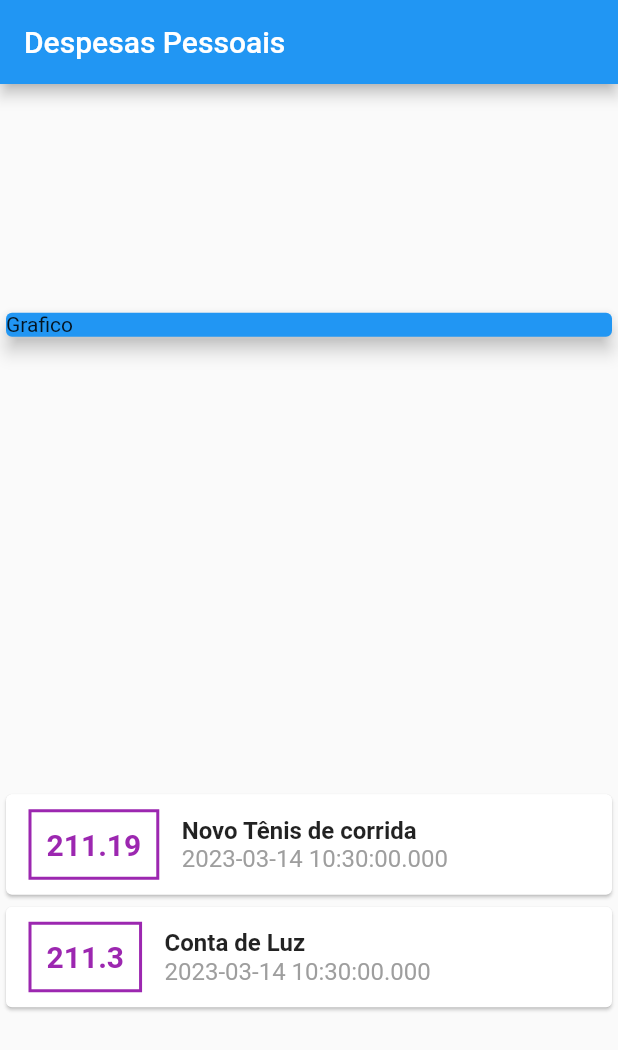
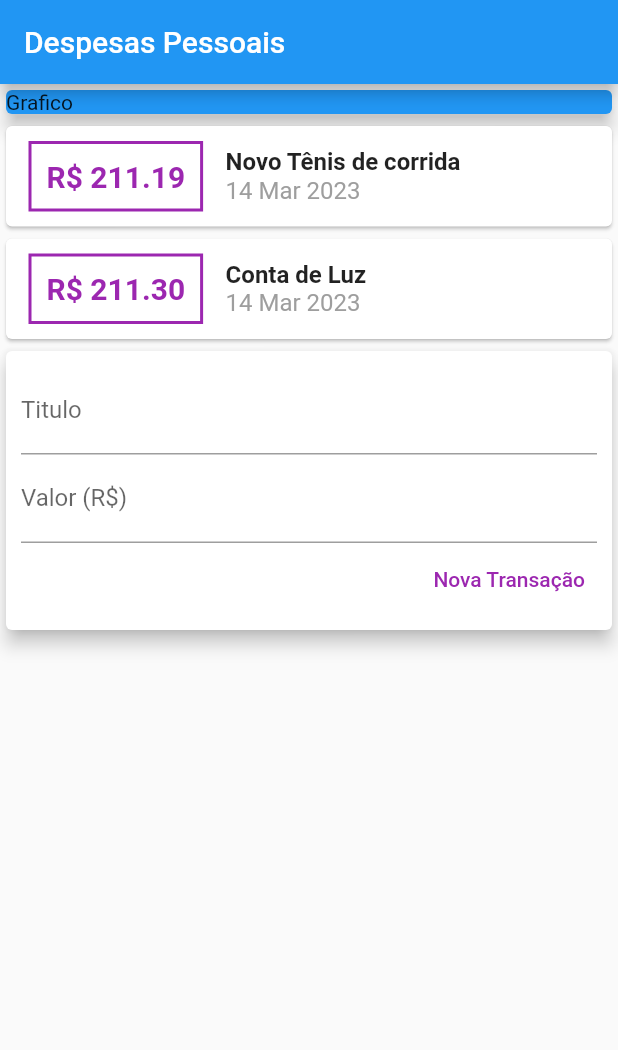
Before and after one commit to felipepozzi/flutterModulo2_expenses, a Flutter app: the screen it shows after launch, on a phone screen of 412 x 824 dp. Shown: the top 1050 px of the screen. Run offline on Flutter 3.47's test engine with Material 2 defaults, Android fonts, the phone set to English and light mode, and no system bars; missing offline and left inert: dart:ffi.

Commit message:
segundo dia de aula

```diff
--- a/lib/main.dart
+++ b/lib/main.dart
@@ -1,8 +1,7 @@
 import 'dart:ffi';
-
 import 'package:flutter/material.dart';
-
 import 'models/transaction.dart';
+import 'package:intl/intl.dart';
 
 main() => runApp(ExpensesApp());
 
@@ -14,6 +13,9 @@ class ExpensesApp extends StatelessWidget {
 }
 
 class MyHomePage extends StatelessWidget {
+  final titleController = TextEditingController();
+  final valueController = TextEditingController();
+
   final _transactions = [
     Transaction(
       id: 't1',
@@ -36,7 +38,6 @@ class MyHomePage extends StatelessWidget {
         title: Text('Despesas Pessoais'),
       ),
       body: Column(
-        mainAxisAlignment: MainAxisAlignment.spaceAround,
         crossAxisAlignment: CrossAxisAlignment.stretch,
         children: <Widget>[
           Container(
@@ -59,7 +60,7 @@ class MyHomePage extends StatelessWidget {
                           border: Border.all(color: Colors.purple, width: 2)),
                       padding: EdgeInsets.all(10),
                       child: Text(
-                        tr.value.toString(),
+                        'R\$ ${tr.value.toStringAsFixed(2)}',
                         style: TextStyle(
                           fontWeight: FontWeight.bold,
                           fontSize: 20,
@@ -76,7 +77,7 @@ class MyHomePage extends StatelessWidget {
                               fontWeight: FontWeight.bold, fontSize: 16),
                         ),
                         Text(
-                          tr.date.toString(),
+                          DateFormat('d MMM y').format(tr.date),
                           style: TextStyle(fontSize: 16, color: Colors.grey),
                         ),
                       ],
@@ -85,6 +86,41 @@ class MyHomePage extends StatelessWidget {
                 ),
               );
             }).toList(),
+          ),
+          Card(
+            elevation: 5,
+            child: Padding(
+              padding: const EdgeInsets.all(10),
+              child: Column(
+                children: <Widget>[
+                  TextField(
+                    controller: titleController,
+                    decoration: InputDecoration(
+                      labelText: 'Titulo',
+                    ),
+                  ),
+                  TextField(
+                    controller: valueController,
+                    decoration: InputDecoration(
+                      labelText: 'Valor (R\$)',
+                    ),
+                  ),
+                  Row(
+                    mainAxisAlignment: MainAxisAlignment.end,
+                    children: [
+                      TextButton(
+                        style: TextButton.styleFrom(primary: Colors.purple),
+                        child: Text('Nova Transação'),
+                        onPressed: () {
+                          print(titleController.text);
+                          print(valueController.text);
+                        },
+                      ),
+                    ],
+                  )
+                ],
+              ),
+            ),
           )
         ],
       ),
--- a/pubspec.yaml
+++ b/pubspec.yaml
@@ -30,6 +30,7 @@ environment:
 dependencies:
   flutter:
     sdk: flutter
+  intl: ^0.18.0
 
 
   # The following adds the Cupertino Icons font to your application.
```
Also changed, not shown: pubspec.lock.
